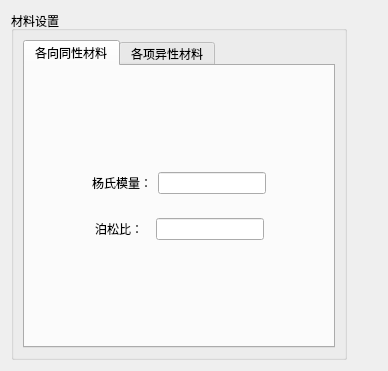
Above: MaterialSetWidget.ui from Jarvis-Chiang/ProLab before the change. Below: the same form after it.
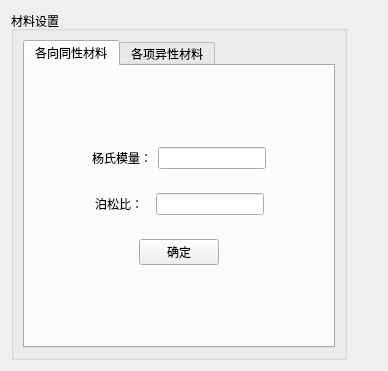
That is the form after the change.

Commit message: 完成且树结构和堆栈窗口的联动，实现了导入文件对话框

```diff
--- a/MaterialSetWidget.ui
+++ b/MaterialSetWidget.ui
@@ -158,6 +158,45 @@
                </layout>
               </widget>
              </item>
+             <item>
+              <widget class="QWidget" name="widget_6" native="true">
+               <layout class="QHBoxLayout" name="horizontalLayout_3">
+                <item>
+                 <spacer name="horizontalSpacer_7">
+                  <property name="orientation">
+                   <enum>Qt::Horizontal</enum>
+                  </property>
+                  <property name="sizeHint" stdset="0">
+                   <size>
+                    <width>40</width>
+                    <height>20</height>
+                   </size>
+                  </property>
+                 </spacer>
+                </item>
+                <item>
+                 <widget class="QPushButton" name="ok">
+                  <property name="text">
+                   <string>确定</string>
+                  </property>
+                 </widget>
+                </item>
+                <item>
+                 <spacer name="horizontalSpacer_8">
+                  <property name="orientation">
+                   <enum>Qt::Horizontal</enum>
+                  </property>
+                  <property name="sizeHint" stdset="0">
+                   <size>
+                    <width>40</width>
+                    <height>20</height>
+                   </size>
+                  </property>
+                 </spacer>
+                </item>
+               </layout>
+              </widget>
+             </item>
             </layout>
            </widget>
           </item>
```
The commit also changes 7 other files.
